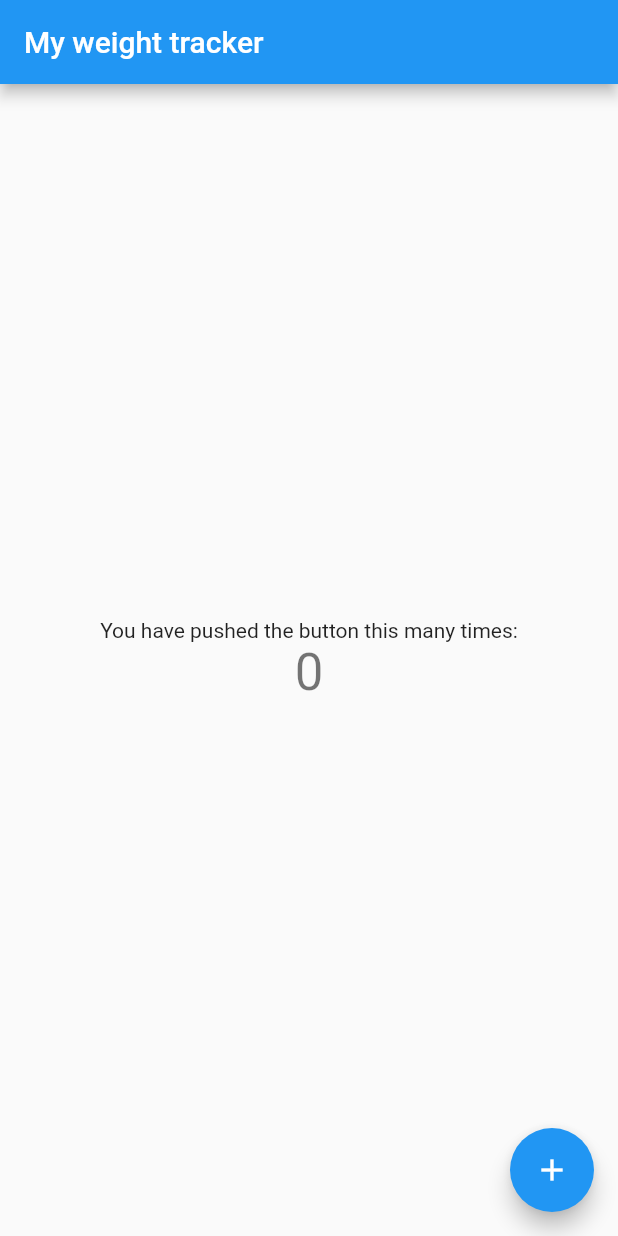
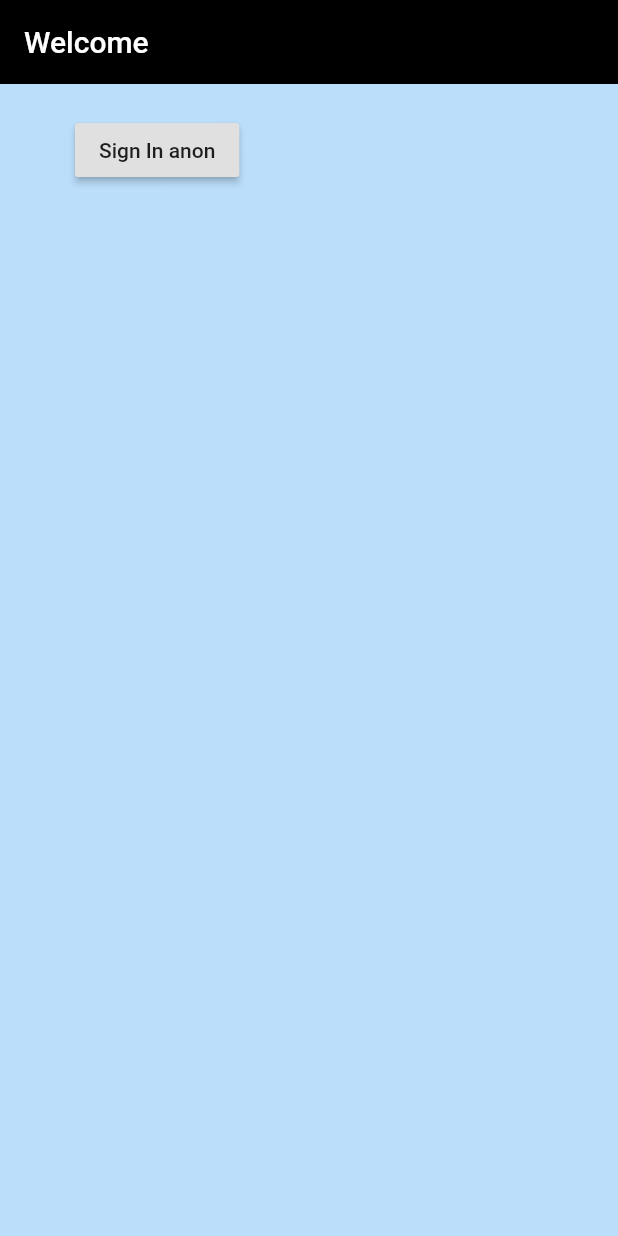
Before and after one commit to shaileshpabari9/weight_tracker, a Flutter app: the screen it shows after launch, on a phone screen of 412 x 824 dp. Run offline on Flutter 3.47's test engine with Material 2 defaults, Android fonts, the phone set to English and light mode, and no system bars; our stand-ins replace firebase_auth, firebase_core; accounts and stored records are empty.

Commit message:
login in complete

```diff
--- /dev/null
+++ b/lib/login_page.dart
@@ -0,0 +1,40 @@
+import 'package:flutter/material.dart';
+import 'package:weight_tracker/auth.dart';
+import 'package:weight_tracker/home_page.dart';
+
+class SignIn extends StatefulWidget {
+  @override
+  _SignInState createState() => _SignInState();
+}
+
+class _SignInState extends State<SignIn> {
+  final AuthService _auth = AuthService();
+
+  @override
+  Widget build(BuildContext context) {
+    return Scaffold(
+        backgroundColor: Colors.blue[100],
+        appBar: AppBar(
+          backgroundColor: Colors.black,
+          elevation: 0.0,
+          title: const Text('Welcome'),
+        ),
+        body: Container(
+            padding: EdgeInsets.symmetric(vertical: 20.0, horizontal: 50.0),
+            child: RaisedButton(
+                child: Text('Sign In anon'),
+                onPressed: () async {
+                  dynamic result = await _auth.signInAnon();
+                  if (result == null) {
+                    print('error signing in');
+                  } else {
+                    Navigator.push(
+                        context,
+                        MaterialPageRoute(
+                            builder: (context) => const MyHomePage(
+                                  title: '',
+                                )));
+                  }
+                })));
+  }
+}
--- a/lib/main.dart
+++ b/lib/main.dart
@@ -1,5 +1,7 @@
 import 'package:firebase_core/firebase_core.dart';
 import 'package:flutter/material.dart';
+import 'package:weight_tracker/home_page.dart';
+import 'package:weight_tracker/login_page.dart';
 
 void main() async {
   WidgetsFlutterBinding.ensureInitialized();
@@ -17,103 +19,9 @@ class MyApp extends StatelessWidget {
     return MaterialApp(
       title: 'Weight tracker',
       theme: ThemeData(
-        // This is the theme of your application.
-        //
-        // Try running your application with "flutter run". You'll see the
-        // application has a blue toolbar. Then, without quitting the app, try
-        // changing the primarySwatch below to Colors.green and then invoke
-        // "hot reload" (press "r" in the console where you ran "flutter run",
-        // or simply save your changes to "hot reload" in a Flutter IDE).
-        // Notice that the counter didn't reset back to zero; the application
-        // is not restarted.
         primarySwatch: Colors.blue,
       ),
-      home: const MyHomePage(title: 'My weight tracker'),
+      home: SignIn(),
     );
   }
 }
-
-class MyHomePage extends StatefulWidget {
-  const MyHomePage({Key? key, required this.title}) : super(key: key);
-
-  // This widget is the home page of your application. It is stateful, meaning
-  // that it has a State object (defined below) that contains fields that affect
-  // how it looks.
-
-  // This class is the configuration for the state. It holds the values (in this
-  // case the title) provided by the parent (in this case the App widget) and
-  // used by the build method of the State. Fields in a Widget subclass are
-  // always marked "final".
-
-  final String title;
-
-  @override
-  State<MyHomePage> createState() => _MyHomePageState();
-}
-
-class _MyHomePageState extends State<MyHomePage> {
-  int _counter = 0;
-
-  void _incrementCounter() {
-    setState(() {
-      // This call to setState tells the Flutter framework that something has
-      // changed in this State, which causes it to rerun the build method below
-      // so that the display can reflect the updated values. If we changed
-      // _counter without calling setState(), then the build method would not be
-      // called again, and so nothing would appear to happen.
-      _counter++;
-    });
-  }
-
-  @override
-  Widget build(BuildContext context) {
-    // This method is rerun every time setState is called, for instance as done
-    // by the _incrementCounter method above.
-    //
-    // The Flutter framework has been optimized to make rerunning build methods
-    // fast, so that you can just rebuild anything that needs updating rather
-    // than having to individually change instances of widgets.
-    return Scaffold(
-      appBar: AppBar(
-        // Here we take the value from the MyHomePage object that was created by
-        // the App.build method, and use it to set our appbar title.
-        title: Text(widget.title),
-      ),
-      body: Center(
-        // Center is a layout widget. It takes a single child and positions it
-        // in the middle of the parent.
-        child: Column(
-          // Column is also a layout widget. It takes a list of children and
-          // arranges them vertically. By default, it sizes itself to fit its
-          // children horizontally, and tries to be as tall as its parent.
-          //
-          // Invoke "debug painting" (press "p" in the console, choose the
-          // "Toggle Debug Paint" action from the Flutter Inspector in Android
-          // Studio, or the "Toggle Debug Paint" command in Visual Studio Code)
-          // to see the wireframe for each widget.
-          //
-          // Column has various properties to control how it sizes itself and
-          // how it positions its children. Here we use mainAxisAlignment to
-          // center the children vertically; the main axis here is the vertical
-          // axis because Columns are vertical (the cross axis would be
-          // horizontal).
-          mainAxisAlignment: MainAxisAlignment.center,
-          children: <Widget>[
-            const Text(
-              'You have pushed the button this many times:',
-            ),
-            Text(
-              '$_counter',
-              style: Theme.of(context).textTheme.headline4,
-            ),
-          ],
-        ),
-      ),
-      floatingActionButton: FloatingActionButton(
-        onPressed: _incrementCounter,
-        tooltip: 'Increment',
-        child: const Icon(Icons.add),
-      ), // This trailing comma makes auto-formatting nicer for build methods.
-    );
-  }
-}
```
Also changed, not shown: lib/auth.dart (added, +18 -0 lines), lib/authenticate.dart (added, +18 -0 lines), lib/home_page.dart (added, +86 -0 lines), lib/wrapper.dart (added, +10 -0 lines).
